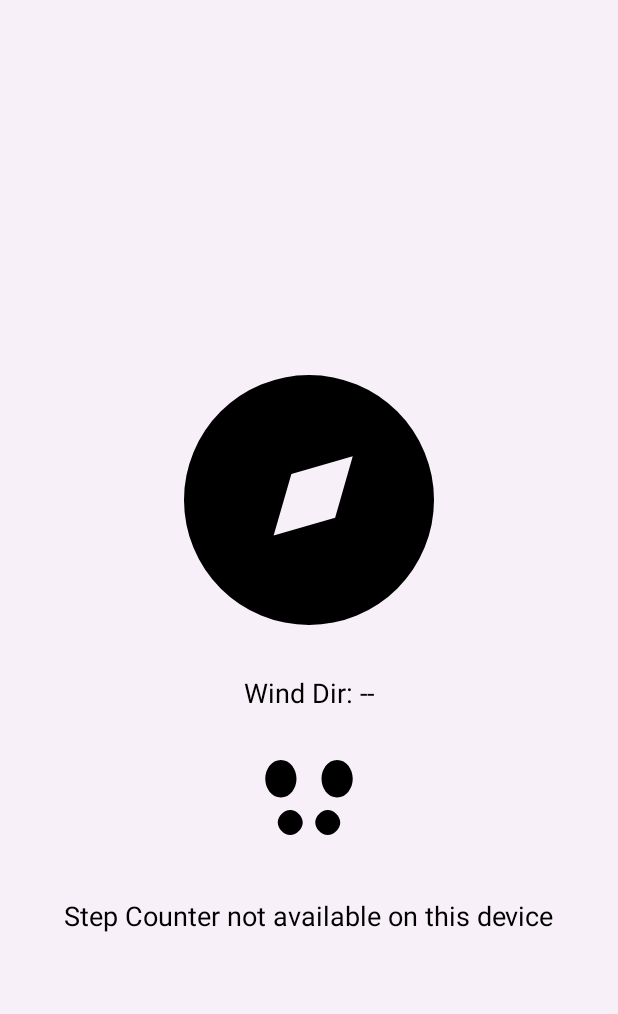
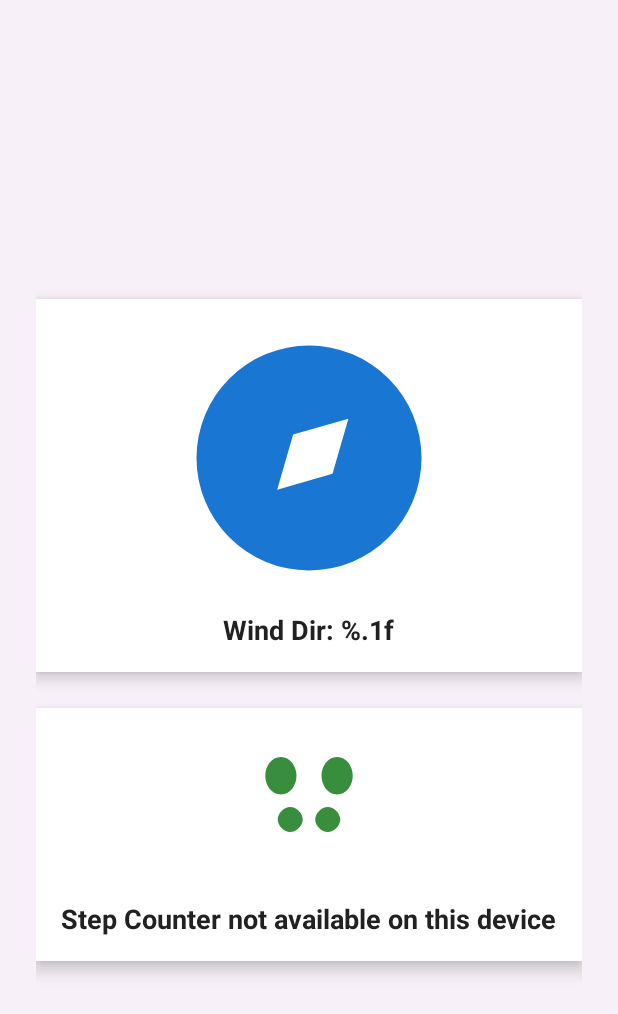
Before and after one commit to Deepakrajadurai/WeatherTalk, an Android app: the SensorActivity screen opened directly, with no data from a screen before it, on a phone screen of 412 x 824 dp. Shown: the top 1014 px of the screen. Run offline under Robolectric (Android 15) with nearby library versions, the phone set to English and light mode, and no system bars.

Commit message:
Sensors Working with UI Modification

```diff
--- a/app/src/main/java/com/example/weathertalk/SensorActivity.java
+++ b/app/src/main/java/com/example/weathertalk/SensorActivity.java
@@ -1,11 +1,15 @@
 package com.example.weathertalk;
 
+import android.animation.ValueAnimator;
 import android.content.Context;
 import android.hardware.Sensor;
 import android.hardware.SensorEvent;
 import android.hardware.SensorEventListener;
 import android.hardware.SensorManager;
 import android.os.Bundle;
+import android.view.animation.Animation;
+import android.view.animation.OvershootInterpolator;
+import android.view.animation.RotateAnimation;
 import android.widget.ImageView;
 import android.widget.TextView;
 
@@ -22,6 +26,7 @@ public class SensorActivity extends AppCompatActivity implements SensorEventList
     private float[] gravity;
     private float[] geomagnetic;
     private int stepCount = 0;
+    private float currentAzimuth = 0f; // track last compass angle
 
     @Override
     protected void onCreate(Bundle savedInstanceState) {
@@ -66,8 +71,18 @@ public class SensorActivity extends AppCompatActivity implements SensorEventList
     @Override
     public void onSensorChanged(SensorEvent event) {
         if (event.sensor.getType() == Sensor.TYPE_STEP_COUNTER) {
-            stepCount = (int) event.values[0];
-            txtSteps.setText(getString(R.string.steps_taken, stepCount));
+            int newStepCount = (int) event.values[0];
+
+            // Animate step count increment
+            ValueAnimator animator = ValueAnimator.ofInt(stepCount, newStepCount);
+            animator.setDuration(500); // half a second
+            animator.addUpdateListener(animation -> {
+                int animatedValue = (int) animation.getAnimatedValue();
+                txtSteps.setText(getString(R.string.steps_taken, animatedValue));
+            });
+            animator.start();
+
+            stepCount = newStepCount;
         }
 
         if (event.sensor.getType() == Sensor.TYPE_ACCELEROMETER) {
@@ -79,7 +94,7 @@ public class SensorActivity extends AppCompatActivity implements SensorEventList
         }
 
         if (gravity != null && geomagnetic != null) {
-            float[] rotationMatrix = new float[9];
+            float[] rotationMatrix = new float[9]; // ✅ renamed to avoid conflict with R
             float[] I = new float[9];
             if (SensorManager.getRotationMatrix(rotationMatrix, I, gravity, geomagnetic)) {
                 float[] orientation = new float[3];
@@ -89,7 +104,20 @@ public class SensorActivity extends AppCompatActivity implements SensorEventList
                 if (azimuth < 0) azimuth += 360;
 
                 txtDirection.setText(getString(R.string.wind_direction, azimuth));
-                imgCompass.setRotation(-azimuth);
+
+                // Smooth compass rotation with bounce effect
+                RotateAnimation rotate = new RotateAnimation(
+                        currentAzimuth,
+                        -azimuth,
+                        Animation.RELATIVE_TO_SELF, 0.5f,
+                        Animation.RELATIVE_TO_SELF, 0.5f);
+
+                rotate.setDuration(800); // longer for smooth effect
+                rotate.setInterpolator(new OvershootInterpolator()); // bounce effect
+                rotate.setFillAfter(true);
+
+                imgCompass.startAnimation(rotate);
+                currentAzimuth = -azimuth;
             }
         }
     }
--- a/app/src/main/res/layout/activity_sensor.xml
+++ b/app/src/main/res/layout/activity_sensor.xml
@@ -1,41 +1,71 @@
 <LinearLayout xmlns:android="http://schemas.android.com/apk/res/android"
+    xmlns:app="http://schemas.android.com/apk/res-auto"
     android:orientation="vertical"
     android:gravity="center"
+    android:padding="24dp"
+    android:background="#F8F0F8"
     android:layout_width="match_parent"
-    android:layout_height="match_parent"
-    android:background="#F8F0F8">
+    android:layout_height="match_parent">
+
+    <!-- Compass Section -->
+    <LinearLayout
+        android:layout_width="match_parent"
+        android:layout_height="wrap_content"
+        android:orientation="vertical"
+        android:gravity="center"
+        android:padding="16dp"
+        android:background="@android:color/white"
+        android:elevation="6dp"
+        android:layout_marginBottom="24dp"
+        android:layout_marginTop="16dp"
+        android:clipToPadding="false">
 
         <ImageView
             android:id="@+id/imgCompass"
-        android:layout_width="200dp"
-        android:layout_height="200dp"
+            android:layout_width="180dp"
+            android:layout_height="180dp"
             android:src="@drawable/compass"
-        android:contentDescription="@string/compass_description"
-        android:layout_marginTop="32dp" />
+            app:tint="#1976D2"
+            android:contentDescription="@string/compass_desc" />
 
         <TextView
             android:id="@+id/txtDirection"
             android:layout_width="wrap_content"
             android:layout_height="wrap_content"
-        android:text="@string/wind_direction_label"
+            android:text="@string/wind_direction"
             android:textSize="18sp"
-        android:textColor="@android:color/black"
-        android:layout_margin="16dp" />
+            android:textStyle="bold"
+            android:textColor="#212121"
+            android:layout_marginTop="12dp" />
+    </LinearLayout>
+
+    <!-- Step Counter Section -->
+    <LinearLayout
+        android:layout_width="match_parent"
+        android:layout_height="wrap_content"
+        android:orientation="vertical"
+        android:gravity="center"
+        android:padding="16dp"
+        android:background="@android:color/white"
+        android:elevation="6dp">
 
         <ImageView
             android:id="@+id/imgSteps"
             android:layout_width="100dp"
             android:layout_height="100dp"
             android:src="@drawable/ic_footsteps"
-        android:contentDescription="@string/step_counter_description" />
+            app:tint="#388E3C"
+            android:contentDescription="@string/step_counter_desc" />
 
         <TextView
             android:id="@+id/txtSteps"
             android:layout_width="wrap_content"
             android:layout_height="wrap_content"
-        android:text="@string/steps_label"
+            android:text="@string/steps_taken"
             android:textSize="18sp"
-        android:textColor="@android:color/black"
-        android:layout_marginTop="8dp" />
+            android:textStyle="bold"
+            android:textColor="#212121"
+            android:layout_marginTop="12dp" />
+    </LinearLayout>
 
 </LinearLayout>
--- a/app/src/main/res/values/strings.xml
+++ b/app/src/main/res/values/strings.xml
@@ -8,11 +8,13 @@
     <string name="previous">Previous</string>
     <string name="step_counter_unavailable">Step Counter not available on this device</string>
     <string name="steps_taken">Steps taken: %1$d</string>
-    <string name="wind_direction">Wind Dir: %.1f°</string>
+    <string name="wind_direction">Wind Dir: %.1f</string>
     <string name="compass_description">Compass</string>
     <string name="wind_direction_label">Wind Dir: --</string>
     <string name="step_counter_description">Step Counter</string>
     <string name="steps_label">Steps: 0</string>
+    <string name="compass_desc">Compass Icon</string>
+    <string name="step_counter_desc">Step Counter Icon</string>
     <string-array name="snooze_options">
         <item>30 Minutes</item>
         <item>1 Hour</item>
```
Lines whose indentation alone changed are shown as unchanged.
